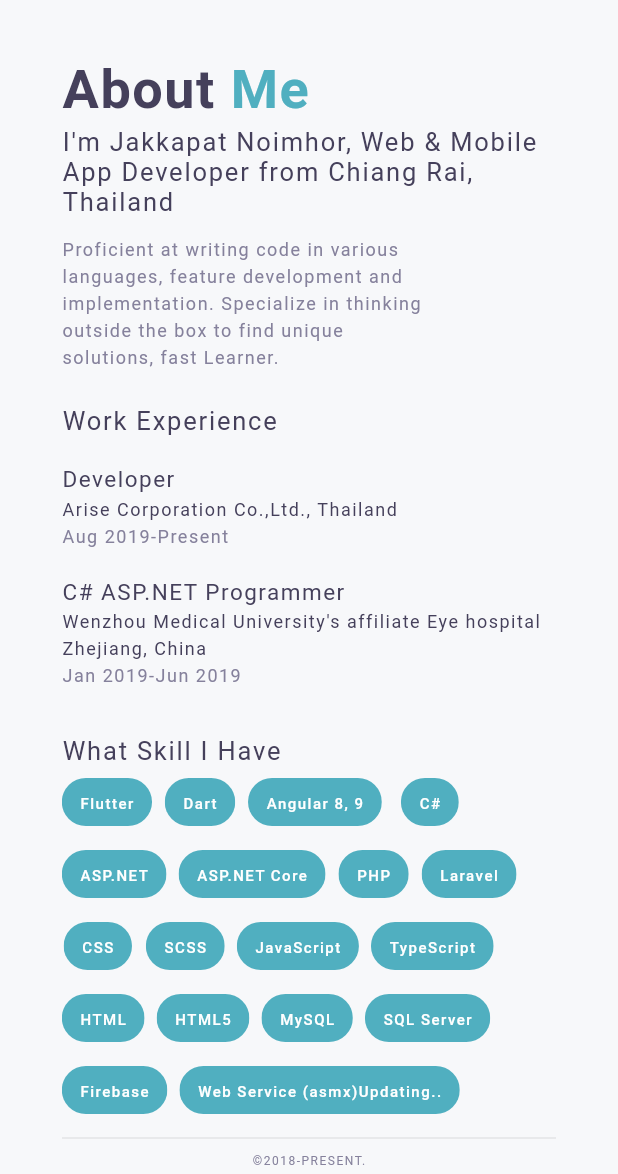
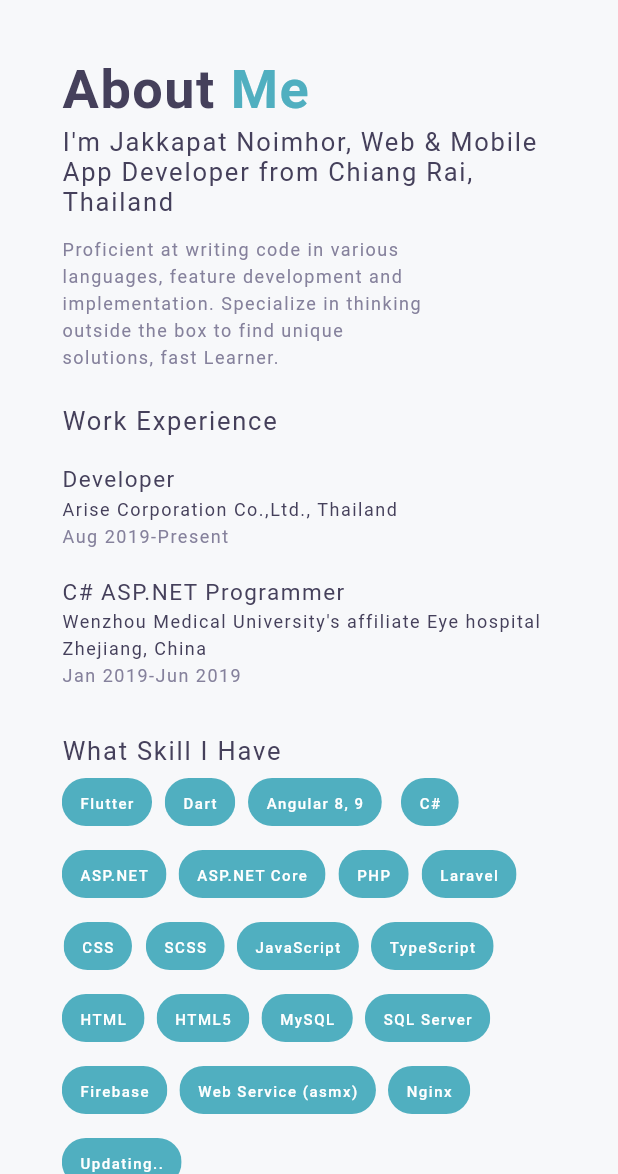
Before and after one commit to MangoStick/portfolio, a Flutter app: the screen it shows after launch, on a phone screen of 412 x 824 dp, the part 62-1236 px from its top. Run offline on Flutter 3.47's test engine with Material 2 defaults, Android fonts, the phone set to English and light mode, and no system bars; our stand-ins replace font_awesome_flutter; missing offline and left inert: dart:html; Roboto replaces fonts that are missing (NexaBold, NexaLight, ProductSans).

Commit message:
Update home.dart

```diff
--- a/lib/ui/home.dart
+++ b/lib/ui/home.dart
@@ -305,7 +305,8 @@ class HomePage extends StatelessWidget {
     'MySQL',
     'SQL Server',
     'Firebase',
-    'Web Service (asmx)'
+    'Web Service (asmx)',
+    'Nginx',
     'Updating..'
   ];
 
```
